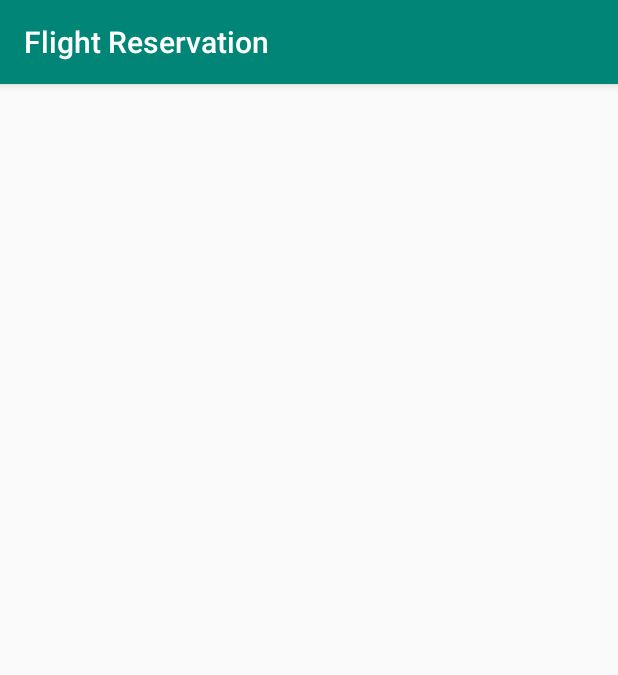
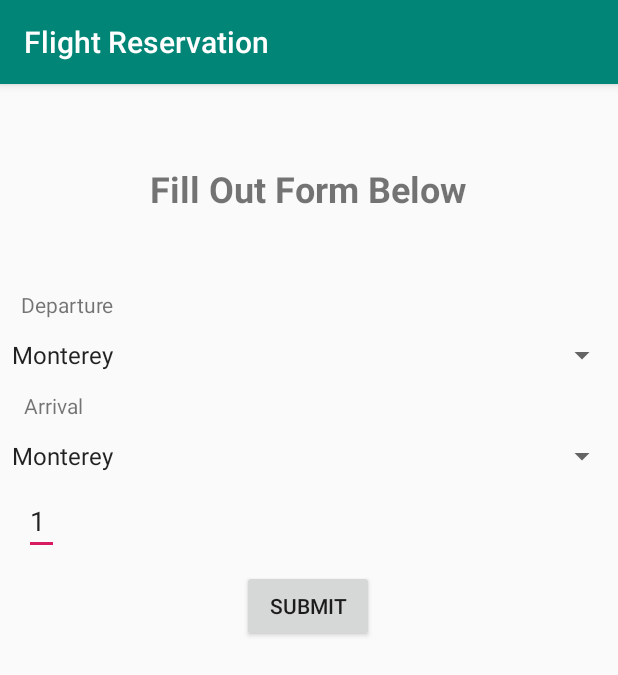
Before and after one commit to tannercyost/cst338finalproject, an Android app: the ReserveSeat screen opened directly, with no data from a screen before it, on a phone screen of 412 x 824 dp. Shown: the top 675 px of the screen. Run offline under Robolectric (Android 15) with nearby library versions, the phone set to English and light mode, and no system bars.

Commit message:
Final commit before turning in project.

```diff
--- a/app/src/main/java/tanneryost/flightreservation/AccountItem.java
+++ b/app/src/main/java/tanneryost/flightreservation/AccountItem.java
@@ -1,9 +1,18 @@
+/**
+ * Tanner Yost
+ * AccountItem.java
+ * Abstract: Java representation of account used in flight reservation system.
+ * Date: 12/16/2018
+ */
+
 package tanneryost.flightreservation;
 
 import android.util.Log;
 
 import java.text.SimpleDateFormat;
+import java.util.ArrayList;
 import java.util.Date;
+import java.util.List;
 import java.util.UUID;
 
 public class AccountItem {
@@ -12,6 +21,7 @@ public class AccountItem {
     private String name;
     private String passwd;
     private int sqlLogId;
+    private List<FlightItem> flights;
 
     private SimpleDateFormat ft = new SimpleDateFormat("M-dd-yyyy @ HH:mm:ss");
     private Date date;
@@ -19,6 +29,7 @@ public class AccountItem {
     public AccountItem() {
         this.IDnum = UUID.randomUUID();
         this.date = new Date();
+        flights = new ArrayList<>();
     }
 
     public AccountItem(String name, String passwd) {
@@ -27,11 +38,13 @@ public class AccountItem {
         this.name = name;
         this.passwd = passwd;
         Log.i("FlightLog", date.toString());
+        flights = new ArrayList<>();
     }
 
     public AccountItem(UUID iD) {
         IDnum = iD;
         date = new Date();
+        flights = new ArrayList<>();
     }
 
     public SimpleDateFormat getFt() {
--- a/app/src/main/java/tanneryost/flightreservation/CreateAccount.java
+++ b/app/src/main/java/tanneryost/flightreservation/CreateAccount.java
@@ -1,14 +1,19 @@
+/**
+ * Tanner Yost
+ * CreateAccount.java
+ * Date: 12/16/2018
+ */
 package tanneryost.flightreservation;
 
 import android.support.v7.app.AppCompatActivity;
 import android.os.Bundle;
-import android.text.method.ScrollingMovementMethod;
+// import android.text.method.ScrollingMovementMethod;
 import android.util.Log;
 import android.view.Gravity;
 import android.view.View;
 import android.widget.Button;
 import android.widget.EditText;
-import android.widget.TextView;
+// import android.widget.TextView;
 import android.widget.Toast;
 
 
@@ -17,7 +22,7 @@ public class CreateAccount extends AppCompatActivity {
     EditText editAccountName;
     EditText editPassword;
     Button submitButton;
-    TextView tempTextView;
+//    TextView tempTextView;
 
     //database items
     AccountItem accountItem;
@@ -28,14 +33,14 @@ public class CreateAccount extends AppCompatActivity {
         super.onCreate(savedInstanceState);
         setContentView(R.layout.activity_create_account);
 
-        tempTextView = (TextView) findViewById(R.id.tempTextView);
-        tempTextView.setMovementMethod(new ScrollingMovementMethod());
+//        tempTextView = (TextView) findViewById(R.id.tempTextView);
+//        tempTextView.setMovementMethod(new ScrollingMovementMethod());
 
         editAccountName  = (EditText) findViewById(R.id.editAccountName);
         editPassword  = (EditText) findViewById(R.id.editPassword);
         submitButton = (Button) findViewById(R.id.submitButton);
         accountLog = AccountLog.get(this.getApplicationContext());
-        tempTextView.setText(accountLog.getLogString());
+//        tempTextView.setText(accountLog.getLogString());
 
         submitButton.setOnClickListener(new View.OnClickListener() {
             @Override
@@ -64,7 +69,7 @@ public class CreateAccount extends AppCompatActivity {
                     }
 
                 }
-                tempTextView.setText(accountLog.getLogString());
+//                tempTextView.setText(accountLog.getLogString());
             }
         });
     }
--- a/app/src/main/java/tanneryost/flightreservation/FlightItem.java
+++ b/app/src/main/java/tanneryost/flightreservation/FlightItem.java
@@ -1,3 +1,9 @@
+/**
+ * Tanner Yost
+ * FlightItem.java
+ * Abstract: Java object representation of a flight.
+ * Date: 12/16/2018
+ */
 package tanneryost.flightreservation;
 
 import android.util.Log;
--- a/app/src/main/java/tanneryost/flightreservation/MainActivity.java
+++ b/app/src/main/java/tanneryost/flightreservation/MainActivity.java
@@ -1,10 +1,12 @@
 /**
+ * Tanner Yost
  * MainActivity.java
- * Abstract: Main page for Android App.
+ * Abstract: Main page for Android App. Further "page" java files will not have abstract.
  *
  * Tanner Yost
  * 12/16/2018
  */
+
 package tanneryost.flightreservation;
 
 import android.content.Intent;
--- a/app/src/main/java/tanneryost/flightreservation/ManageSystemLoggedIn.java
+++ b/app/src/main/java/tanneryost/flightreservation/ManageSystemLoggedIn.java
@@ -1,3 +1,9 @@
+/**
+ * Tanner Yost
+ * ManageSystemLoggedIn.java
+ * Abstract: Allows the admin2 user to do various things.
+ * Date: 12/16/2018
+ */
 package tanneryost.flightreservation;
 
 import android.content.Intent;
--- a/app/src/main/java/tanneryost/flightreservation/ManageSystemNewFlightInfo.java
+++ b/app/src/main/java/tanneryost/flightreservation/ManageSystemNewFlightInfo.java
@@ -1,3 +1,9 @@
+/**
+ * Tanner Yost
+ * ManageSystemNewFlightInfo.java
+ * Abstract: Allows admin2 user to add a new flight to the system.
+ * Date: 12/16/2018
+ */
 package tanneryost.flightreservation;
 
 import android.support.v7.app.AppCompatActivity;
@@ -7,6 +13,9 @@ import android.view.View;
 import android.widget.Button;
 import android.widget.EditText;
 import android.widget.Toast;
+
+import java.util.ArrayList;
+import java.util.List;
 
 public class ManageSystemNewFlightInfo extends AppCompatActivity {
     EditText number;
@@ -48,7 +57,17 @@ public class ManageSystemNewFlightInfo extends AppCompatActivity {
                     int cap = Integer.parseInt(capacity.getText().toString());
                     double pri = Double.parseDouble(price.getText().toString());
                     FlightItem flight = createFlightItem(num, dep, arr, ti, cap, pri);
-                    flightLog.addLog(flight);
+                    List<FlightItem> flights = flightLog.getFlightList();
+                    boolean found = false;
+                    for (FlightItem item : flights) {
+                        if (item.getNumber().equals(num))
+                            found = true;
+                    }
+                    if (!found)
+                        flightLog.addLog(flight);
+                    else {
+                        toastMaker("Flight with number " + num + " already exists");
+                    }
                     finish();
                 }
             }
--- a/app/src/main/java/tanneryost/flightreservation/ReserveSeat.java
+++ b/app/src/main/java/tanneryost/flightreservation/ReserveSeat.java
@@ -1,12 +1,33 @@
+/**
+ * Tanner Yost
+ * ReserveSeat.java
+ *
+ * Date: 12/16/2018
+ */
+
 package tanneryost.flightreservation;
 
 import android.support.v7.app.AppCompatActivity;
 import android.os.Bundle;
 import android.text.method.ScrollingMovementMethod;
+import android.util.Log;
+import android.view.Gravity;
+import android.view.View;
+import android.widget.Button;
+import android.widget.EditText;
+import android.widget.Spinner;
 import android.widget.TextView;
+import android.widget.Toast;
+
+import java.util.ArrayList;
+import java.util.List;
 
 public class ReserveSeat extends AppCompatActivity {
-    TextView info;
+    Spinner departure;
+    Spinner arrival;
+    Button submitButton;
+    TextView results;
+    TextView numTickets;
 
     //database items
     FlightItem flightItem;
@@ -15,9 +36,61 @@ public class ReserveSeat extends AppCompatActivity {
     AccountLog accountLog;
 
     @Override
-    protected void onCreate(Bundle savedInstanceState) {
+    protected void onCreate(final Bundle savedInstanceState) {
         super.onCreate(savedInstanceState);
         setContentView(R.layout.activity_reserve_seat);
 
+        accountLog = AccountLog.get(this.getApplicationContext());
+        flightLog = FlightLog.get(this.getApplicationContext());
+        departure = (Spinner) findViewById(R.id.departure);
+        arrival = (Spinner) findViewById(R.id.arrival);
+        submitButton = (Button) findViewById(R.id.submitButton);
+        results = (TextView) findViewById(R.id.results);
+        results.setMovementMethod(new ScrollingMovementMethod());
+        numTickets = (EditText) findViewById(R.id.numOfTickets);
+
+        submitButton.setOnClickListener(new View.OnClickListener() {
+            @Override
+            public void onClick(View view) {
+                results.setText("");
+                String depart = String.valueOf(departure.getSelectedItem());
+                String arr = String.valueOf(arrival.getSelectedItem());
+                int numberTickets = Integer.parseInt(numTickets.getText().toString());
+                //toastMaker(depart + " " + arr);
+                List<FlightItem> flights = flightLog.getFlightList();
+                List<AccountItem> accounts = accountLog.getAccountList();
+                List<FlightItem> foundFlights = new ArrayList<>();
+                for (FlightItem item : flights) {
+                    if (item.getDeparture().equals(depart) && item.getArrival().equals(arr)) {
+                        foundFlights.add(item);
+                    }
+                }
+                if(foundFlights.isEmpty()) {
+                    results.setText("No results were found.");
+                } else {
+                    for (FlightItem item : foundFlights) {
+                        results.append("\n");
+                        results.append("Flight number:\n");
+                        results.append(item.getNumber());
+                        results.append("\nDeparture:\n");
+                        results.append(item.getDeparture());
+                        results.append("\nArrival:\n");
+                        results.append(item.getArrival());
+                        results.append("\nDeparture Time:\n");
+                        results.append(item.getTime());
+                        results.append("\nFlight Capacity:\n");
+                        results.append(Integer.toString(item.getCapacity()));
+                        results.append("\nFlight Price:\n");
+                        results.append(Double.toString(item.getPrice()).format("$%.2f",item.getPrice()));
+                        results.append("\n");                    }
+                }
+            }
+        });
+    }
+
+    private void toastMaker(String message) {
+        Toast t = Toast.makeText(this.getApplicationContext(),message,Toast.LENGTH_LONG );
+        t.setGravity(Gravity.CENTER_VERTICAL,0,0);
+        t.show();
     }
 }
--- a/app/src/main/res/layout/activity_reserve_seat.xml
+++ b/app/src/main/res/layout/activity_reserve_seat.xml
@@ -6,4 +6,109 @@
     android:layout_height="match_parent"
     tools:context=".ReserveSeat">
 
+    <TextView
+        android:id="@+id/info"
+        android:layout_width="wrap_content"
+        android:layout_height="wrap_content"
+        android:layout_marginStart="176dp"
+        android:layout_marginTop="53dp"
+        android:layout_marginEnd="178dp"
+        android:text="Fill Out Form Below"
+        android:textAlignment="textStart"
+        android:textSize="24sp"
+        android:textStyle="bold"
+        app:layout_constraintEnd_toEndOf="parent"
+        app:layout_constraintStart_toStartOf="parent"
+        app:layout_constraintTop_toTopOf="parent" />
+
+    <Spinner
+        android:id="@+id/departure"
+        android:layout_width="match_parent"
+        android:layout_height="wrap_content"
+        android:layout_marginTop="12dp"
+        android:entries="@array/locations"
+        android:prompt="@string/depart_prompt"
+        app:layout_constraintEnd_toEndOf="parent"
+        app:layout_constraintStart_toStartOf="parent"
+        app:layout_constraintTop_toBottomOf="@+id/textView7" />
+
+    <Spinner
+        android:id="@+id/arrival"
+        android:layout_width="match_parent"
+        android:layout_height="wrap_content"
+        android:layout_marginTop="12dp"
+        android:entries="@array/locations"
+        android:prompt="@string/arriv_prompt"
+        app:layout_constraintEnd_toEndOf="parent"
+        app:layout_constraintStart_toStartOf="parent"
+        app:layout_constraintTop_toBottomOf="@+id/textView8" />
+
+    <TextView
+        android:id="@+id/textView7"
+        android:layout_width="wrap_content"
+        android:layout_height="wrap_content"
+        android:layout_marginStart="16dp"
+        android:layout_marginTop="137dp"
+        android:layout_marginEnd="338dp"
+        android:text="Departure"
+        app:layout_constraintEnd_toEndOf="parent"
+        app:layout_constraintStart_toStartOf="parent"
+        app:layout_constraintTop_toTopOf="parent" />
+
+    <TextView
+        android:id="@+id/textView8"
+        android:layout_width="wrap_content"
+        android:layout_height="wrap_content"
+        android:layout_marginStart="16dp"
+        android:layout_marginTop="12dp"
+        android:layout_marginEnd="338dp"
+        android:text="Arrival"
+        app:layout_constraintEnd_toEndOf="parent"
+        app:layout_constraintHorizontal_bias="0.0"
+        app:layout_constraintStart_toStartOf="parent"
+        app:layout_constraintTop_toBottomOf="@+id/departure" />
+
+    <Button
+        android:id="@+id/submitButton"
+        android:layout_width="wrap_content"
+        android:layout_height="wrap_content"
+        android:layout_marginStart="161dp"
+        android:layout_marginTop="64dp"
+        android:layout_marginEnd="162dp"
+        android:text="Submit"
+        app:layout_constraintEnd_toEndOf="parent"
+        app:layout_constraintHorizontal_bias="0.0"
+        app:layout_constraintStart_toStartOf="parent"
+        app:layout_constraintTop_toBottomOf="@+id/arrival" />
+
+    <TextView
+        android:id="@+id/results"
+        android:layout_width="284dp"
+        android:layout_height="277dp"
+        android:layout_marginStart="12dp"
+        android:layout_marginEnd="13dp"
+        android:layout_marginBottom="9dp"
+        app:layout_constraintBottom_toBottomOf="parent"
+        app:layout_constraintEnd_toEndOf="parent"
+        app:layout_constraintHorizontal_bias="0.504"
+        app:layout_constraintStart_toStartOf="parent"
+        app:layout_constraintTop_toBottomOf="@+id/submitButton"
+        app:layout_constraintVertical_bias="0.696" />
+
+    <EditText
+        android:id="@+id/numOfTickets"
+        android:layout_width="23dp"
+        android:layout_height="42dp"
+        android:layout_marginStart="16dp"
+        android:layout_marginTop="12dp"
+        android:layout_marginEnd="323dp"
+        android:ems="10"
+        android:hint="#"
+        android:inputType="number"
+        android:text="1"
+        app:layout_constraintEnd_toEndOf="parent"
+        app:layout_constraintHorizontal_bias="0.0"
+        app:layout_constraintStart_toStartOf="parent"
+        app:layout_constraintTop_toBottomOf="@+id/arrival" />
+
 </android.support.constraint.ConstraintLayout>
--- a/app/src/main/res/values/strings.xml
+++ b/app/src/main/res/values/strings.xml
@@ -15,4 +15,13 @@
     <string name="transactionData">Transaction Data</string>
     <string name="flightData">Flight Data</string>
     <string name="accountData">Account Data</string>
+
+    <string name="depart_prompt">Choose a departure</string>
+    <string name="arriv_prompt">Choose a destination</string>
+
+    <string-array name="locations">
+        <item>Monterey</item>
+        <item>Los Angeles</item>
+        <item>Seattle</item>
+    </string-array>
 </resources>
```
Also changed, not shown: app/src/main/java/tanneryost/flightreservation/AccountLog.java (+7 -5 lines), app/src/main/java/tanneryost/flightreservation/CancelReservation.java (+7 -0 lines), app/src/main/java/tanneryost/flightreservation/Database/AccountHelper.java (+7 -10 lines), app/src/main/java/tanneryost/flightreservation/Database/DatabaseCursorWrapper.java (+6 -3 lines), app/src/main/java/tanneryost/flightreservation/Database/DatabaseSchema.java (+7 -0 lines), app/src/main/java/tanneryost/flightreservation/Database/FlightHelper.java (+7 -10 lines), app/src/main/java/tanneryost/flightreservation/FlightLog.java (+6 -6 lines), app/src/main/java/tanneryost/flightreservation/ManageSystem.java (+7 -0 lines).
